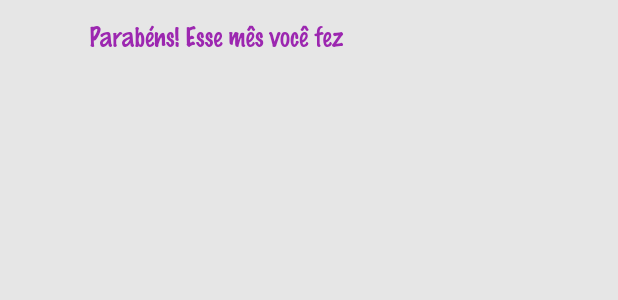
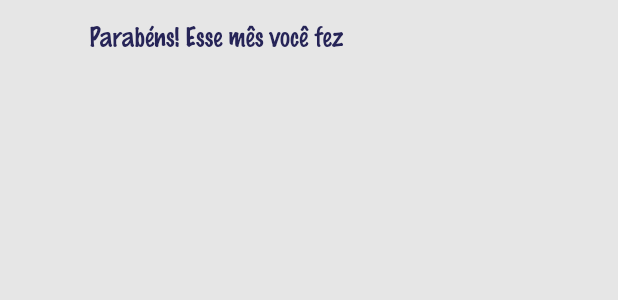
Before and after one commit to LeoneRSantos/Desafio-do-layout-flutter, a Flutter app: the SegundaLinha widget shown alone on an empty page, opened directly with empty values, on a phone screen of 412 x 824 dp. Shown: the top 300 px of the screen. Run offline on Flutter 3.47's test engine with Material 2 defaults, Android fonts, the phone set to English and light mode, and no system bars; our stand-ins replace bubble_bottom_bar.

Commit message:
Refatoração nas cores da Segunda Linha

```diff
--- a/desafio_do_layout/lib/widgets/segunda_linha.dart
+++ b/desafio_do_layout/lib/widgets/segunda_linha.dart
@@ -22,12 +22,12 @@ class _SegundaLinhaState extends State<SegundaLinha> {
       mainAxisAlignment: MainAxisAlignment.spaceEvenly,
 
       children: [
-        Textos(texto: 'Parabéns! Esse mês você fez', tamanho: 16.0, cor: c.obterSecundario()),
+        Textos(texto: 'Parabéns! Esse mês você fez', tamanho: 16.0, cor: Theme.of(context).colorScheme.secondary),
 
 
         TextButton(onPressed: widget.alterarValores,
 
-        child: Icon(widget.icone, size: 30.0, color: Theme.of(context).primaryColor)),
+        child: Icon(widget.icone, size: 30.0, color: Theme.of(context).colorScheme.tertiary)),
       ],
       );
   }
```
